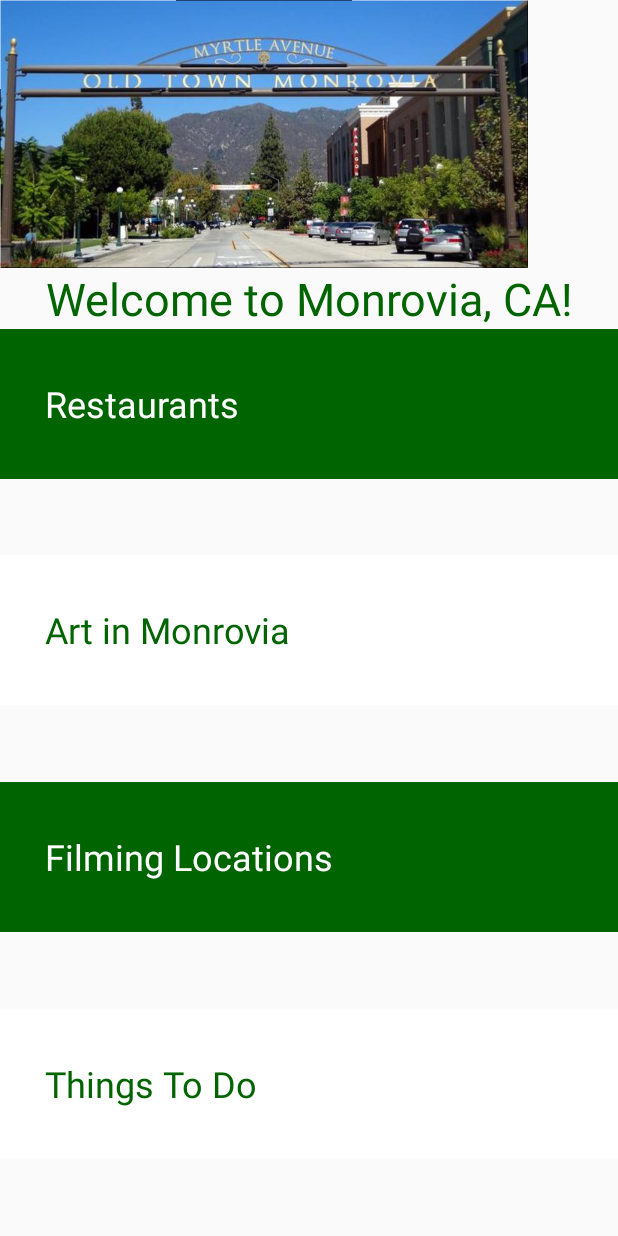
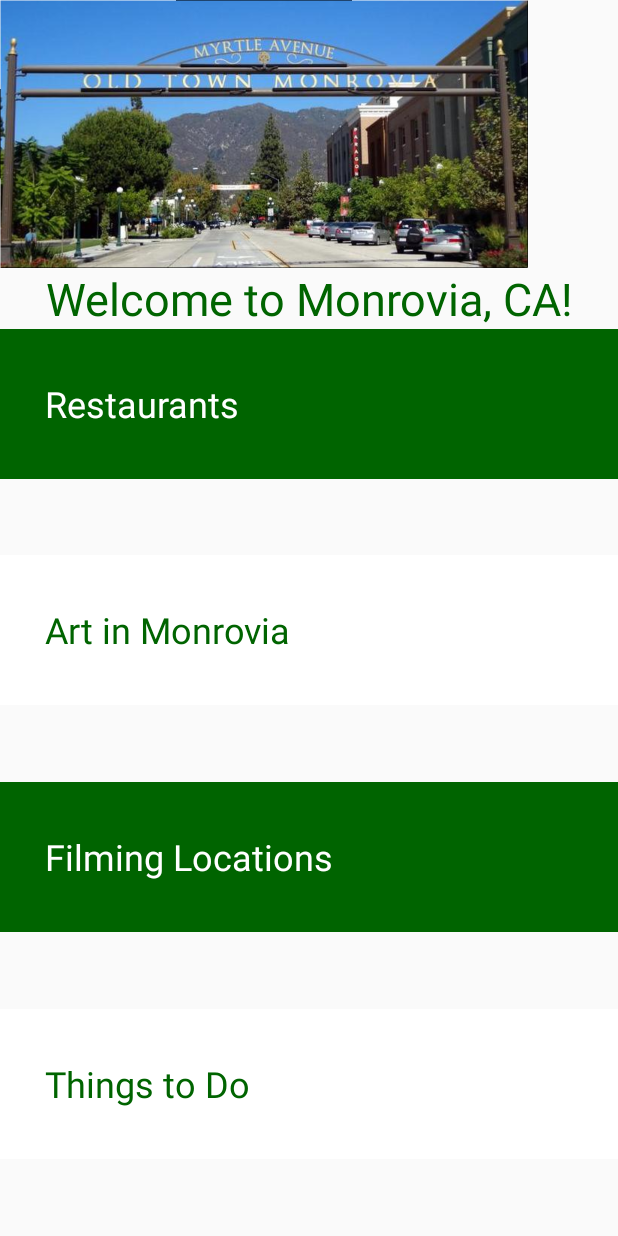
Before and after one commit to Marsha331/Monrovia, an Android app: the screen it shows after launch (MainActivity), on a phone screen of 412 x 824 dp. Run offline under Robolectric (Android 15) with nearby library versions, the phone set to English and light mode, and no system bars.

Commit message:
Fixed strings

```diff
--- a/app/src/main/res/layout/activity_main.xml
+++ b/app/src/main/res/layout/activity_main.xml
@@ -27,7 +27,7 @@
         android:background="?android:attr/selectableItemBackground">
         <TextView
             android:id="@+id/restaurants"
-            android:text="Restaurants"
+            android:text="@string/restaurants"
             android:textColor="@android:color/white"
             android:layout_height="100dp"
             android:layout_width="match_parent"
@@ -45,7 +45,7 @@
         android:background="?android:attr/selectableItemBackground">
         <TextView
             android:id="@+id/art"
-            android:text="Art in Monrovia"
+            android:text="@string/art"
             android:textColor="#006400"
             android:layout_height="100dp"
             android:layout_width="match_parent"
@@ -65,7 +65,7 @@
             android:id="@+id/filming"
             android:layout_height="100dp"
             android:layout_width="match_parent"
-            android:text="Filming Locations"
+            android:text="@string/filming"
             android:textSize="24sp"
             android:textColor="@android:color/white"
             android:gravity="center_vertical"
@@ -83,7 +83,7 @@
             android:id="@+id/things_to_do"
             android:layout_height="100dp"
             android:layout_width="match_parent"
-            android:text="Things To Do"
+            android:text="@string/things"
             android:textSize="24sp"
             android:textColor="#006400"
             android:gravity="center_vertical"
--- a/app/src/main/res/values/strings.xml
+++ b/app/src/main/res/values/strings.xml
@@ -1,4 +1,8 @@
 <resources>
     <string name="app_name">Monrovia</string>
     <string name="welcome">Welcome to Monrovia, CA!</string>
+    <string name="restaurants">Restaurants</string>
+    <string name="art">Art in Monrovia</string>
+    <string name="filming">Filming Locations</string>
+    <string name="things">Things to Do</string>
 </resources>
```
Also changed, not shown: app/src/main/res/drawable-hdpi/bear.png, app/src/main/res/drawable-mdpi/monrovia_seal.png (added), app/src/main/res/drawable-xhdpi/monrovia_seal.png (added), app/src/main/res/drawable-xxhdpi/monrovia_seal.png (added), app/src/main/res/drawable-xxxhdpi/monrovia_seal.png (added).
